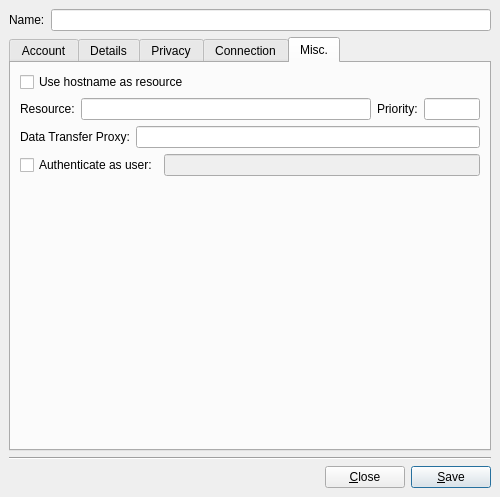
The window that src/accountmodify.ui (mblsha/psi) describes before a commit, drawn with Qt 5.
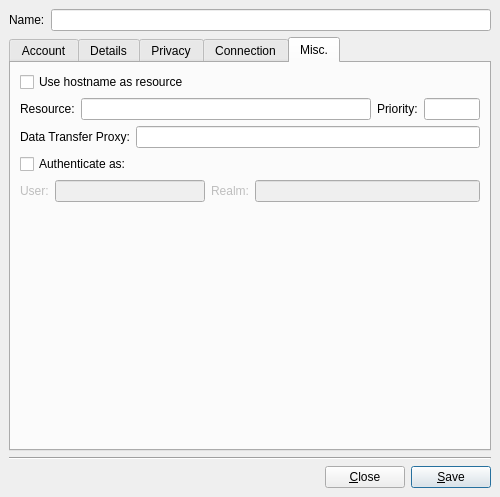
The same window after the commit. The open tabs and pages were chosen to show the change. Custom widgets are drawn as their Qt base class.

Commit message: Enabled setting of custom realm.

```diff
--- a/src/accountmodify.ui
+++ b/src/accountmodify.ui
@@ -855,6 +855,14 @@
          </item>
         </layout>
        </item>
+       <item>
+        <widget class="QCheckBox" name="ck_custom_auth" >
+         <property name="text" >
+          <string>Authenticate as:</string>
+         </property>
+        </widget>
+       </item>
+	   
        <item>
         <layout class="QHBoxLayout" >
          <property name="margin" >
@@ -864,9 +872,12 @@
           <number>6</number>
          </property>
          <item>
-          <widget class="QCheckBox" name="ck_custom_auth" >
+          <widget class="QLabel" name="lb_authid" >
            <property name="text" >
-            <string>Authenticate as user:</string>
+            <string>User:</string>
+           </property>
+           <property name="enabled" >
+            <bool>false</bool>
            </property>
           </widget>
          </item>
@@ -875,8 +886,41 @@
            <property name="enabled" >
             <bool>false</bool>
            </property>
+           <property name="sizePolicy" >
+            <sizepolicy>
+             <hsizetype>7</hsizetype>
+             <vsizetype>0</vsizetype>
+             <horstretch>2</horstretch>
+             <verstretch>0</verstretch>
+            </sizepolicy>
+           </property>
           </widget>
          </item>
+		 <item>
+		  <widget class="QLabel" name="lb_realm" >
+		   <property name="text" >
+		    <string>Realm:</string>
+		   </property>
+           <property name="enabled" >
+            <bool>false</bool>
+           </property>
+		  </widget>
+		 </item>
+         <item>
+		  <widget class="QLineEdit" name="le_realm" >
+		   <property name="enabled" >
+		    <bool>false</bool>
+		   </property>
+		   <property name="sizePolicy" >
+		    <sizepolicy>
+             <hsizetype>7</hsizetype>
+             <vsizetype>0</vsizetype>
+             <horstretch>3</horstretch>
+             <verstretch>0</verstretch>
+            </sizepolicy>
+           </property>
+          </widget>
+		 </item>
         </layout>
        </item>
        <item>
```
The commit also changes 3 other files.
